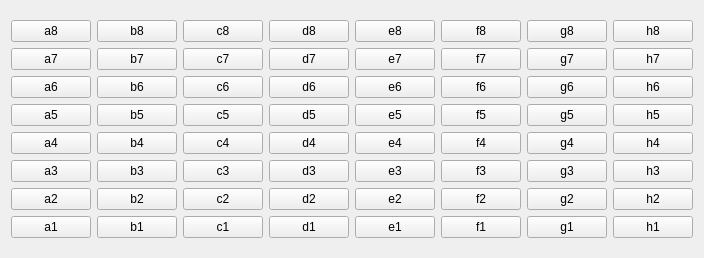
This is View/ui/BoardWindow.ui in BETRU21/ChessGame as Qt 5 draws it before an edit. The edited form follows.
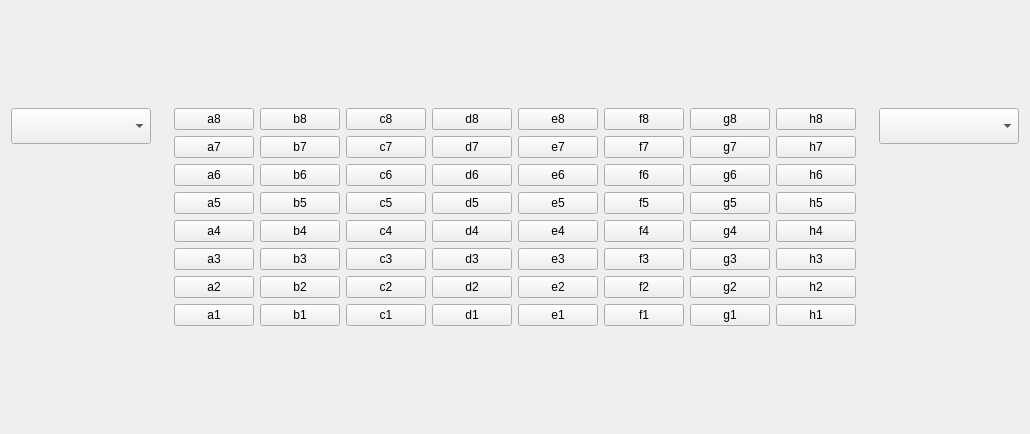
This is the edited form. Custom widgets are drawn as their Qt base class.

```diff
--- a/View/ui/BoardWindow.ui
+++ b/View/ui/BoardWindow.ui
@@ -6,54 +6,73 @@
    <rect>
     <x>0</x>
     <y>0</y>
-    <width>674</width>
-    <height>258</height>
+    <width>1030</width>
+    <height>434</height>
    </rect>
   </property>
   <property name="windowTitle">
    <string>Form</string>
   </property>
   <layout class="QGridLayout" name="gridLayout_2">
-   <item row="0" column="1">
-    <spacer name="verticalSpacer">
-     <property name="orientation">
-      <enum>Qt::Vertical</enum>
-     </property>
-     <property name="sizeHint" stdset="0">
-      <size>
-       <width>20</width>
-       <height>40</height>
-      </size>
-     </property>
-    </spacer>
-   </item>
-   <item row="1" column="2">
-    <spacer name="horizontalSpacer_2">
-     <property name="orientation">
-      <enum>Qt::Horizontal</enum>
-     </property>
-     <property name="sizeHint" stdset="0">
-      <size>
-       <width>40</width>
-       <height>20</height>
-      </size>
-     </property>
-    </spacer>
-   </item>
-   <item row="1" column="0">
-    <spacer name="horizontalSpacer">
-     <property name="orientation">
-      <enum>Qt::Horizontal</enum>
-     </property>
-     <property name="sizeHint" stdset="0">
-      <size>
-       <width>40</width>
-       <height>20</height>
-      </size>
-     </property>
-    </spacer>
-   </item>
    <item row="1" column="1">
+    <spacer name="horizontalSpacer">
+     <property name="orientation">
+      <enum>Qt::Horizontal</enum>
+     </property>
+     <property name="sizeHint" stdset="0">
+      <size>
+       <width>40</width>
+       <height>20</height>
+      </size>
+     </property>
+    </spacer>
+   </item>
+   <item row="2" column="2">
+    <spacer name="verticalSpacer_2">
+     <property name="orientation">
+      <enum>Qt::Vertical</enum>
+     </property>
+     <property name="sizeHint" stdset="0">
+      <size>
+       <width>20</width>
+       <height>40</height>
+      </size>
+     </property>
+    </spacer>
+   </item>
+   <item row="1" column="0">
+    <layout class="QVBoxLayout" name="verticalLayout">
+     <item>
+      <widget class="QComboBox" name="cmb_white">
+       <property name="minimumSize">
+        <size>
+         <width>140</width>
+         <height>0</height>
+        </size>
+       </property>
+       <property name="font">
+        <font>
+         <pointsize>18</pointsize>
+        </font>
+       </property>
+      </widget>
+     </item>
+     <item>
+      <spacer name="verticalSpacer_3">
+       <property name="orientation">
+        <enum>Qt::Vertical</enum>
+       </property>
+       <property name="sizeHint" stdset="0">
+        <size>
+         <width>20</width>
+         <height>40</height>
+        </size>
+       </property>
+      </spacer>
+     </item>
+    </layout>
+   </item>
+   <item row="1" column="2">
     <layout class="QGridLayout" name="gridLayout">
      <item row="6" column="4">
       <widget class="QIconButton" name="pb_e2">
@@ -505,8 +524,8 @@
      </item>
     </layout>
    </item>
-   <item row="2" column="1">
-    <spacer name="verticalSpacer_2">
+   <item row="0" column="2">
+    <spacer name="verticalSpacer">
      <property name="orientation">
       <enum>Qt::Vertical</enum>
      </property>
@@ -518,6 +537,51 @@
      </property>
     </spacer>
    </item>
+   <item row="1" column="3">
+    <spacer name="horizontalSpacer_2">
+     <property name="orientation">
+      <enum>Qt::Horizontal</enum>
+     </property>
+     <property name="sizeHint" stdset="0">
+      <size>
+       <width>40</width>
+       <height>20</height>
+      </size>
+     </property>
+    </spacer>
+   </item>
+   <item row="1" column="4">
+    <layout class="QVBoxLayout" name="verticalLayout_2">
+     <item>
+      <widget class="QComboBox" name="cmb_black">
+       <property name="minimumSize">
+        <size>
+         <width>140</width>
+         <height>0</height>
+        </size>
+       </property>
+       <property name="font">
+        <font>
+         <pointsize>18</pointsize>
+        </font>
+       </property>
+      </widget>
+     </item>
+     <item>
+      <spacer name="verticalSpacer_4">
+       <property name="orientation">
+        <enum>Qt::Vertical</enum>
+       </property>
+       <property name="sizeHint" stdset="0">
+        <size>
+         <width>20</width>
+         <height>40</height>
+        </size>
+       </property>
+      </spacer>
+     </item>
+    </layout>
+   </item>
   </layout>
  </widget>
  <customwidgets>
```
Left out of the diff: 526 changed lines with no effect on the pictures.
